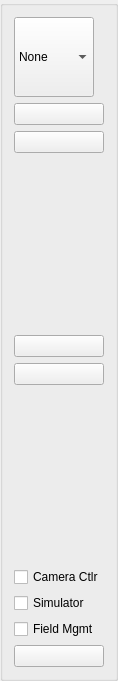
This is src/gui/GuidanceToolbar.ui in eringerli/QtOpenGuidance as Qt 5 draws it before an edit. The edited form follows.
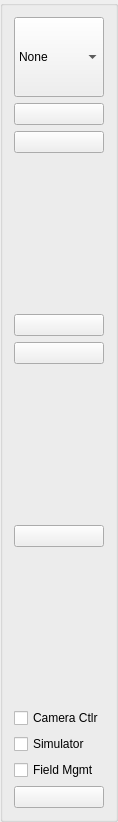
This is the edited form. Icons and pictures are not drawn.

The edit to the form file:
```diff
--- a/src/gui/GuidanceToolbar.ui
+++ b/src/gui/GuidanceToolbar.ui
@@ -6,8 +6,8 @@
    <rect>
     <x>0</x>
     <y>0</y>
-    <width>113</width>
-    <height>681</height>
+    <width>118</width>
+    <height>822</height>
    </rect>
   </property>
   <property name="windowTitle">
@@ -17,7 +17,7 @@
    <item>
     <widget class="QComboBox" name="cb_mode">
      <property name="sizePolicy">
-      <sizepolicy hsizetype="Fixed" vsizetype="Fixed">
+      <sizepolicy hsizetype="Expanding" vsizetype="Fixed">
        <horstretch>0</horstretch>
        <verstretch>0</verstretch>
       </sizepolicy>
@@ -194,6 +194,39 @@
      </property>
     </widget>
    </item>
+   <item>
+    <spacer name="verticalSpacer_3">
+     <property name="orientation">
+      <enum>Qt::Vertical</enum>
+     </property>
+     <property name="sizeHint" stdset="0">
+      <size>
+       <width>20</width>
+       <height>40</height>
+      </size>
+     </property>
+    </spacer>
+   </item>
+   <item>
+    <widget class="QPushButton" name="btn_rec">
+     <property name="text">
+      <string/>
+     </property>
+     <property name="icon">
+      <iconset resource="../../res/ressources.qrc">
+       <normaloff>:/icons/BoundaryRecord.png</normaloff>:/icons/BoundaryRecord.png</iconset>
+     </property>
+     <property name="iconSize">
+      <size>
+       <width>65</width>
+       <height>65</height>
+      </size>
+     </property>
+     <property name="checkable">
+      <bool>true</bool>
+     </property>
+    </widget>
+   </item>
    <item>
     <spacer name="verticalSpacer">
      <property name="orientation">
```
Left out of the diff: 3 changed lines with no effect on the pictures.
